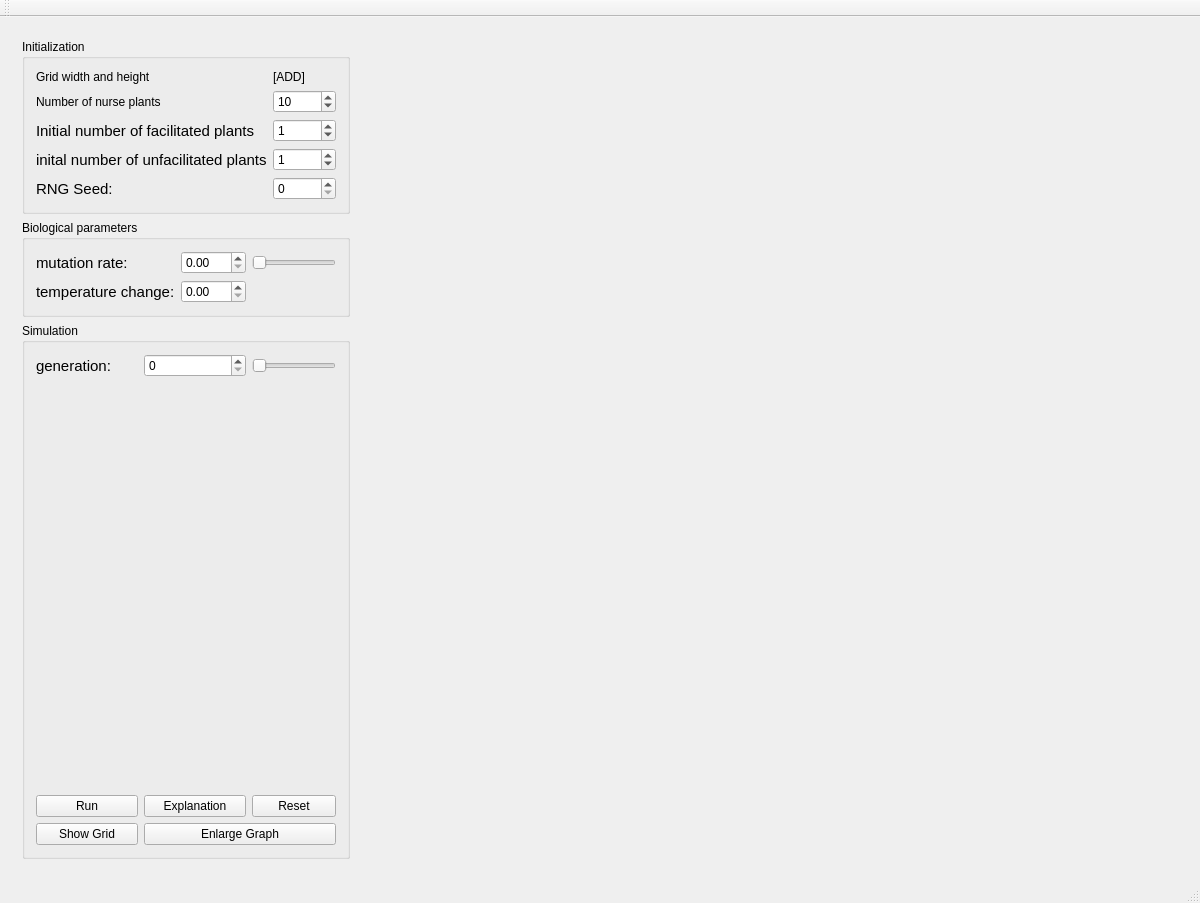
Qt form mainwindow.ui (JeroenN/SpatialModel) before a commit.
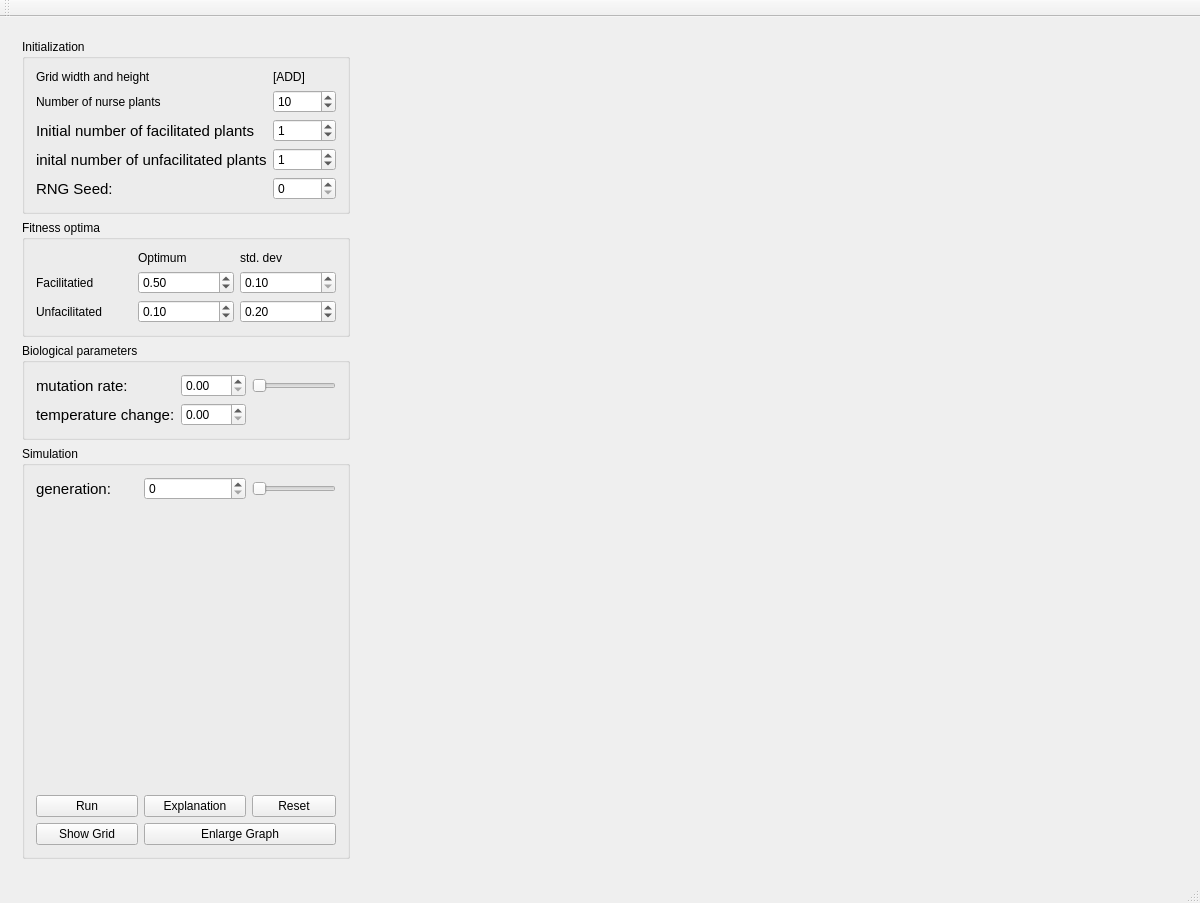
The same form after that commit.

Commit message: Show curves

Patch:
```diff
--- a/mainwindow.ui
+++ b/mainwindow.ui
@@ -133,6 +133,89 @@
          </layout>
         </widget>
        </item>
+       <item>
+        <widget class="QGroupBox" name="groupBox_4">
+         <property name="title">
+          <string>Fitness optima</string>
+         </property>
+         <layout class="QGridLayout" name="gridLayout_4">
+          <item row="1" column="0">
+           <widget class="QLabel" name="label_2">
+            <property name="text">
+             <string>Facilitatied</string>
+            </property>
+           </widget>
+          </item>
+          <item row="2" column="0">
+           <widget class="QLabel" name="label_4">
+            <property name="text">
+             <string>Unfacilitated</string>
+            </property>
+           </widget>
+          </item>
+          <item row="2" column="2">
+           <widget class="QDoubleSpinBox" name="box_fit_unfac_sd">
+            <property name="minimum">
+             <double>0.100000000000000</double>
+            </property>
+            <property name="singleStep">
+             <double>0.100000000000000</double>
+            </property>
+            <property name="value">
+             <double>0.200000000000000</double>
+            </property>
+           </widget>
+          </item>
+          <item row="1" column="2">
+           <widget class="QDoubleSpinBox" name="box_fit_fac_sd">
+            <property name="minimum">
+             <double>0.100000000000000</double>
+            </property>
+            <property name="singleStep">
+             <double>0.100000000000000</double>
+            </property>
+            <property name="value">
+             <double>0.100000000000000</double>
+            </property>
+           </widget>
+          </item>
+          <item row="1" column="1">
+           <widget class="QDoubleSpinBox" name="box_fit_fac_opt">
+            <property name="singleStep">
+             <double>0.100000000000000</double>
+            </property>
+            <property name="value">
+             <double>0.500000000000000</double>
+            </property>
+           </widget>
+          </item>
+          <item row="2" column="1">
+           <widget class="QDoubleSpinBox" name="box_fit_unfac_opt">
+            <property name="singleStep">
+             <double>0.100000000000000</double>
+            </property>
+            <property name="value">
+             <double>0.100000000000000</double>
+            </property>
+           </widget>
+          </item>
+          <item row="0" column="1">
+           <widget class="QLabel" name="label_14">
+            <property name="text">
+             <string>Optimum</string>
+            </property>
+           </widget>
+          </item>
+          <item row="0" column="2">
+           <widget class="QLabel" name="label_5">
+            <property name="text">
+             <string>std. dev</string>
+            </property>
+           </widget>
+          </item>
+         </layout>
+        </widget>
+       </item>
        <item>
         <widget class="QGroupBox" name="groupBox_3">
          <property name="title">
```
The commit also changes 2 other files.
